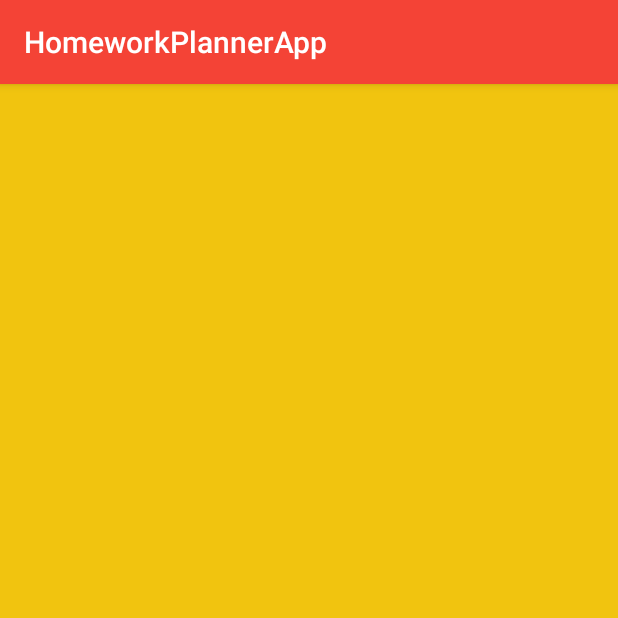
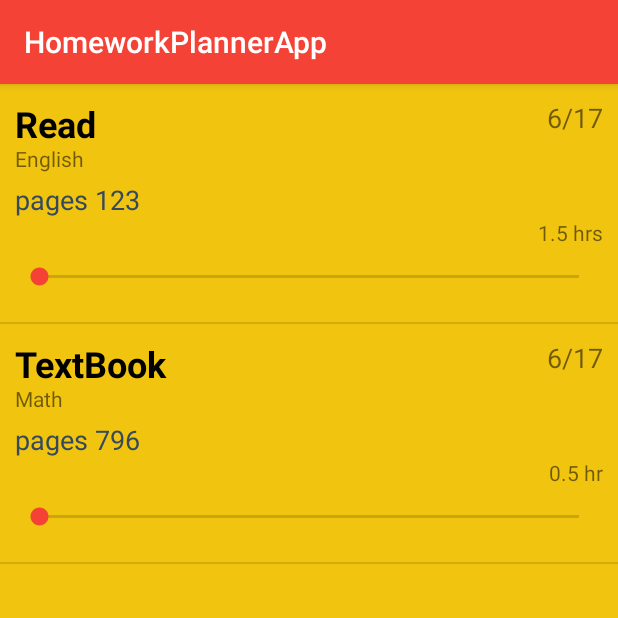
Before and after one commit to Bluejet1179/HomeworkPlannerApp, an Android app: the screen it shows after launch (MainActivity), on a phone screen of 412 x 824 dp, the top half of it. Run offline under Robolectric (Android 15) with nearby library versions, the phone set to English and light mode, and no system bars.

Commit message:
made seekbars retain values in progress of deleting assignments when complete (broken)

```diff
--- a/app/src/main/java/com/rflora/homeworkplannerapp/AssignmentAdapter.java
+++ b/app/src/main/java/com/rflora/homeworkplannerapp/AssignmentAdapter.java
@@ -13,6 +13,7 @@ import android.widget.BaseAdapter;
 import android.widget.LinearLayout;
 import android.widget.SeekBar;
 import android.widget.TextView;
+import android.widget.Toast;
 
 
 /**
@@ -76,7 +77,12 @@ public class AssignmentAdapter extends BaseAdapter {
         holder.mName.setText(name);
         holder.mDescription.setText(assignment.getDescription());
         holder.mSubject.setText(assignment.getSubject());
-        holder.mLength.setText(Double.toString(assignment.getLength()) + "hrs");
+
+        if(assignment.getLength() <= 1.0){
+            holder.mLength.setText(Double.toString(assignment.getLength()) + " hr");
+        }else {
+            holder.mLength.setText(Double.toString(assignment.getLength()) + " hrs");
+        }
         holder.mDateDue.setText(assignment.getDateDue().month + "/" + assignment.getDateDue().monthDay);
         holder.mComplete.setMax(100);
         attachProgressUpdatedListener(holder.mComplete, assignment);
@@ -89,7 +95,6 @@ public class AssignmentAdapter extends BaseAdapter {
     }
 
     private void attachProgressUpdatedListener(SeekBar seekBar, final Assignment assignment) {
-        final int prev = seekBar.getProgress();
         seekBar.setOnSeekBarChangeListener(new SeekBar.OnSeekBarChangeListener() {
             @Override
             public void onProgressChanged(final SeekBar seekBar, int i, boolean b) {
@@ -105,15 +110,18 @@ public class AssignmentAdapter extends BaseAdapter {
                     builder.setPositiveButton("Yes", new DialogInterface.OnClickListener() {
                         @Override
                         public void onClick(DialogInterface dialogInterface, int i) {
-                            db.deleteAssignment(assignment);
+                            String name = assignment.getName();
+
+                            //db.deleteAssignment(assignment);
+
                             notifyDataSetChanged();
+                            Toast.makeText(mActivity.getApplicationContext(),"Deleted " + name,Toast.LENGTH_SHORT).show();
                         }
                     });
 
                     builder.setNegativeButton("No", new DialogInterface.OnClickListener() {
                         @Override
                         public void onClick(DialogInterface dialogInterface, int i) {
-                            seekBar.setProgress(prev);
                         }
                     });
                     AlertDialog alert = builder.create();
--- a/app/src/main/java/com/rflora/homeworkplannerapp/DatabaseHandler.java
+++ b/app/src/main/java/com/rflora/homeworkplannerapp/DatabaseHandler.java
@@ -22,6 +22,8 @@ public class DatabaseHandler extends SQLiteOpenHelper {
     // All Static variables
     // Database Version
     private static final int DATABASE_VERSION = 1;
+
+    private static int mID = 0;
 
     // Database Name
     private static final String DATABASE_NAME = "assignmentBook";
@@ -77,6 +79,7 @@ public class DatabaseHandler extends SQLiteOpenHelper {
     // Adding new assignment
     public void addAssignment(Assignment assignment) {
         SQLiteDatabase db = this.getWritableDatabase();
+
 
         ContentValues values = new ContentValues();
         values.put(KEY_NAME, assignment.getName());
--- a/app/src/main/java/com/rflora/homeworkplannerapp/MainActivity.java
+++ b/app/src/main/java/com/rflora/homeworkplannerapp/MainActivity.java
@@ -34,8 +34,8 @@ public class MainActivity extends AppCompatActivity {
         //time.set(12,5,2017);
         time.setToNow();
         Log.d("SQL", "Date before SQL =" + (time.month+1) +  "/" + time.monthDay);
-        //databaseHandler.addAssignment(new Assignment("Read", "pages 123", time, 1.5, "English", 0));
-        //databaseHandler.addAssignment(new Assignment("TextBook", "pages 796", time, 2, "Math", 0));
+        databaseHandler.addAssignment(new Assignment("Read", "pages 123", time, 1.5, "English", 0));
+        databaseHandler.addAssignment(new Assignment("TextBook", "pages 796", time, 0.5, "Math", 0));
 //        Assignment test = databaseHandler.getAssignment(1);
   //      Assignment test2 = databaseHandler.getAssignment(2);
     //    Log.d("SQL", test.toString());
```
